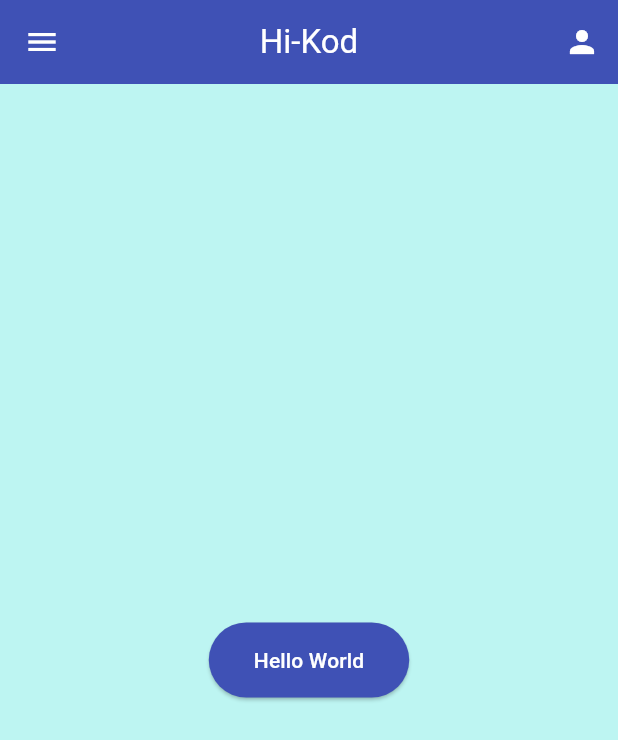
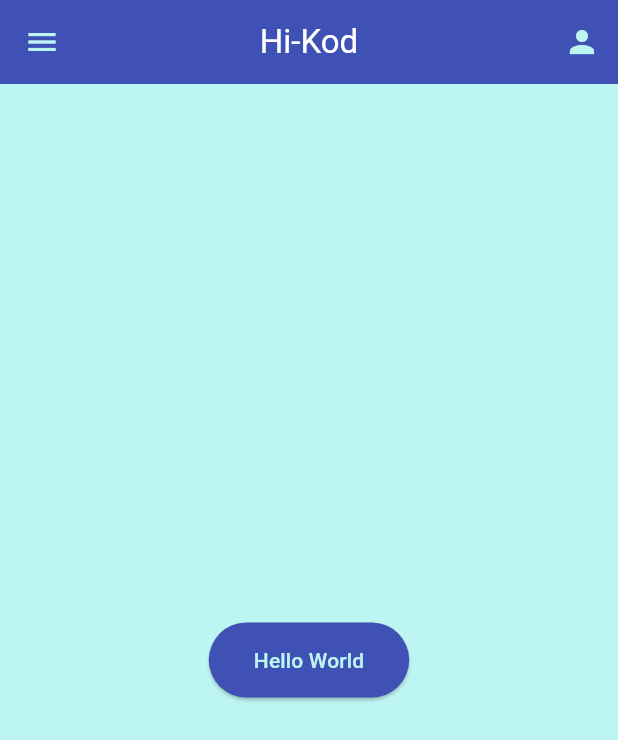
Before and after one commit to mihribanozdemir/Hi-Kod-HW1, a Flutter app: the screen it shows after launch, on a phone screen of 412 x 824 dp. Shown: the top 740 px of the screen. Run offline on Flutter 3.47's test engine with Material 3 defaults, Android fonts, the phone set to English and light mode, and no system bars; missing offline and left inert: dart_casing.

Commit message:
Update hw3.dart

```diff
--- a/hi_kod/lib/hw3.dart
+++ b/hi_kod/lib/hw3.dart
@@ -11,11 +11,11 @@ class Homework extends StatelessWidget {
           style: TextStyle(color: Colors.white),
         ),
         centerTitle: true,
-        leading: Icon(Icons.menu, color: Colors.white),
+        leading: Icon(Icons.menu, color: Color(0xFFBDF5F2)),
         actions: [
           IconButton(
             onPressed: null,
-            icon: Icon(Icons.person, color: Colors.white),
+            icon: Icon(Icons.person, color: Color(0xFFBDF5F2)),
           ),
         ],
       ),
@@ -26,14 +26,15 @@ class Homework extends StatelessWidget {
           children: [
             ElevatedButton(
               onPressed: () => {},
-              child: Text("Hello World",
+              child: Text(
+                "Hello World",
                 style: TextStyle(
-                color: Colors.white,
-              ),),
+                  color: Color(0xFFBDF5F2),
+                ),
+              ),
               style: ElevatedButton.styleFrom(
                 primary: Colors.indigo,
                 padding: EdgeInsets.symmetric(horizontal: 30, vertical: 15),
-
               ),
             )
           ],
```
